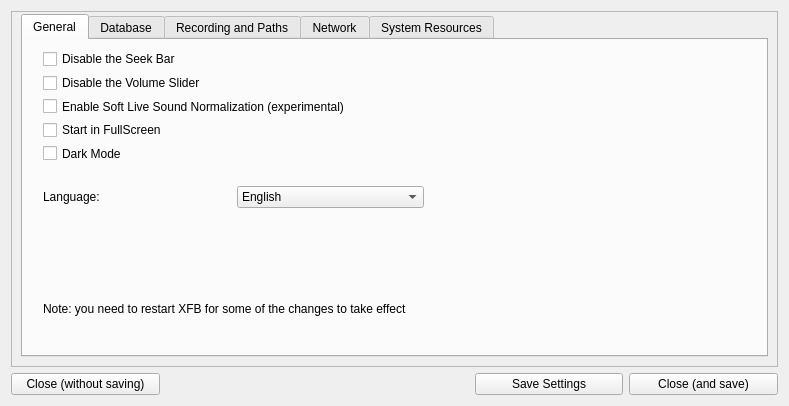
This is src/optionsdialog.ui in netpack/XFB as Qt 5 draws it before an edit. The edited form follows.
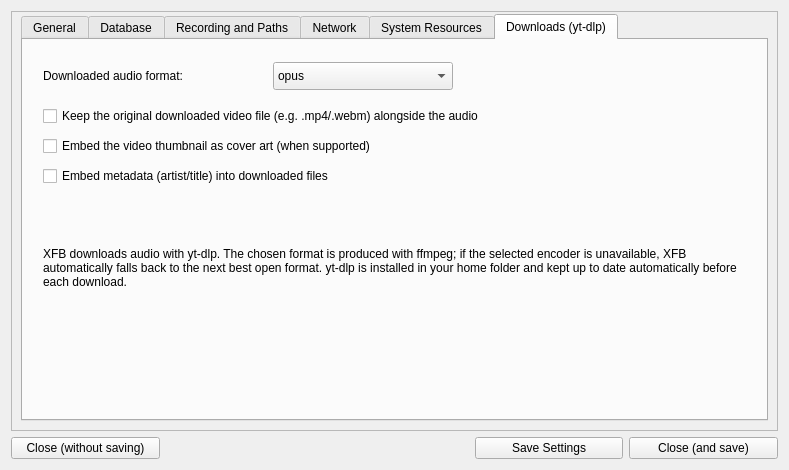
This is the edited form. The open tabs and pages were chosen to show the change. Icons and pictures are not drawn.

The edit to the form file:
```diff
--- a/src/optionsdialog.ui
+++ b/src/optionsdialog.ui
@@ -7,7 +7,7 @@
     <x>0</x>
     <y>0</y>
     <width>789</width>
-    <height>406</height>
+    <height>470</height>
    </rect>
   </property>
   <property name="windowTitle">
@@ -58,7 +58,7 @@
           <property name="geometry">
            <rect>
             <x>20</x>
-            <y>260</y>
+            <y>304</y>
             <width>701</width>
             <height>17</height>
            </rect>
@@ -71,7 +71,7 @@
           <property name="geometry">
            <rect>
             <x>20</x>
-            <y>140</y>
+            <y>258</y>
             <width>381</width>
             <height>34</height>
            </rect>
@@ -117,10 +117,13 @@
             <x>20</x>
             <y>10</y>
             <width>711</width>
-            <height>112</height>
+            <height>230</height>
            </rect>
           </property>
           <layout class="QVBoxLayout" name="verticalLayout">
+           <property name="spacing">
+            <number>8</number>
+           </property>
            <item>
             <widget class="QCheckBox" name="checkBox_disableSeekBar">
              <property name="toolTip">
@@ -801,6 +804,104 @@
           </layout>
          </widget>
         </widget>
+        <widget class="QWidget" name="tab_ytdlp">
+         <attribute name="title">
+          <string>Downloads (yt-dlp)</string>
+         </attribute>
+         <widget class="QLabel" name="lbl_ytdlpFormat">
+          <property name="geometry">
+           <rect>
+            <x>20</x>
+            <y>24</y>
+            <width>250</width>
+            <height>24</height>
+           </rect>
+          </property>
+          <property name="text">
+           <string>Downloaded audio format:</string>
+          </property>
+         </widget>
+         <widget class="QComboBox" name="cbox_ytdlpFormat">
+          <property name="geometry">
+           <rect>
+            <x>250</x>
+            <y>22</y>
+            <width>180</width>
+            <height>28</height>
+           </rect>
+          </property>
+          <item>
+           <property name="text">
+            <string>opus</string>
+           </property>
+          </item>
+          <item>
+           <property name="text">
+            <string>ogg</string>
+           </property>
+          </item>
+          <item>
+           <property name="text">
+            <string>mp3</string>
+           </property>
+          </item>
+         </widget>
+         <widget class="QCheckBox" name="checkBox_ytdlpKeepVideo">
+          <property name="geometry">
+           <rect>
+            <x>20</x>
+            <y>64</y>
+            <width>700</width>
+            <height>24</height>
+           </rect>
+          </property>
+          <property name="text">
+           <string>Keep the original downloaded video file (e.g. .mp4/.webm) alongside the audio</string>
+          </property>
+         </widget>
+         <widget class="QCheckBox" name="checkBox_ytdlpEmbedThumbnail">
+          <property name="geometry">
+           <rect>
+            <x>20</x>
+            <y>94</y>
+            <width>700</width>
+            <height>24</height>
+           </rect>
+          </property>
+          <property name="text">
+           <string>Embed the video thumbnail as cover art (when supported)</string>
+          </property>
+         </widget>
+         <widget class="QCheckBox" name="checkBox_ytdlpEmbedMetadata">
+          <property name="geometry">
+           <rect>
+            <x>20</x>
+            <y>124</y>
+            <width>700</width>
+            <height>24</height>
+           </rect>
+          </property>
+          <property name="text">
+           <string>Embed metadata (artist/title) into downloaded files</string>
+          </property>
+         </widget>
+         <widget class="QLabel" name="lbl_ytdlpNote">
+          <property name="geometry">
+           <rect>
+            <x>20</x>
+            <y>168</y>
+            <width>711</width>
+            <height>120</height>
+           </rect>
+          </property>
+          <property name="wordWrap">
+           <bool>true</bool>
+          </property>
+          <property name="text">
+           <string>XFB downloads audio with yt-dlp. The chosen format is produced with ffmpeg; if the selected encoder is unavailable, XFB automatically falls back to the next best open format. yt-dlp is installed in your home folder and kept up to date automatically before each download.</string>
+          </property>
+         </widget>
+        </widget>
        </widget>
       </item>
      </layout>
```
Left out of the diff: 76 changed lines with no effect on the pictures.
